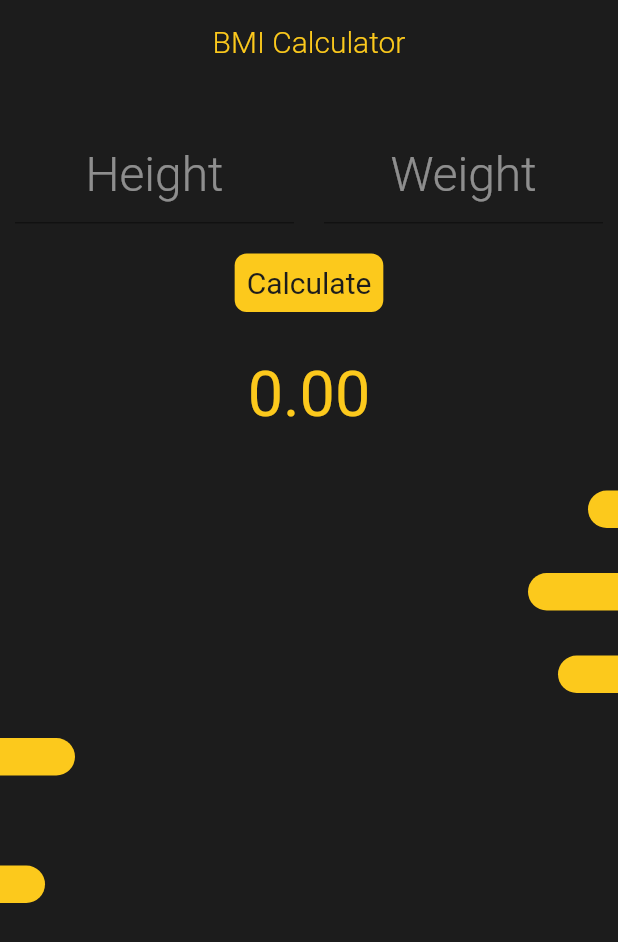
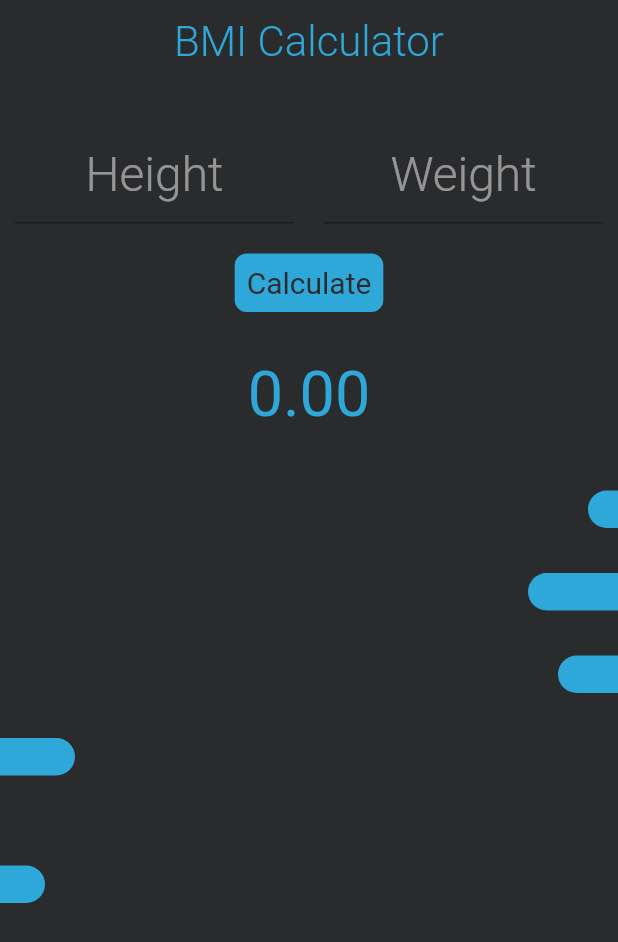
Before and after one commit to Viraj-Tank/SimpleBmiCalculator, a Flutter app: the screen it shows after launch, on a phone screen of 412 x 824 dp. Shown: the top 942 px of the screen. Run offline on Flutter 3.47's test engine with Material 2 defaults, Android fonts, the phone set to English and light mode, and no system bars; our stand-ins replace hexcolor.

Commit message:
- changed color theme - common side bar widget

```diff
--- a/lib/constants/app_constants.dart
+++ b/lib/constants/app_constants.dart
@@ -1,5 +1,20 @@
 import 'package:flutter/material.dart';
 import 'package:hexcolor/hexcolor.dart';
 
-final Color mainHexColor = HexColor("#1c1c1c");
-final Color accentHexColor = HexColor("#fcc91c");
+// final Color mainHexColor = HexColor("#101820");
+// final Color accentHexColor = HexColor("#006B38");
+
+// final Color mainHexColor = HexColor("#1c1c1c");
+// final Color accentHexColor = HexColor("#fcc91c");
+
+// final Color mainHexColor = HexColor("#201C1C");
+// final Color accentHexColor = HexColor("#EC4C37");
+
+// final Color mainHexColor = HexColor("#00203f");
+// final Color accentHexColor = HexColor("#adefd1");
+
+// final Color mainHexColor = HexColor("#2d2926");
+// final Color accentHexColor = HexColor("#e94b3c");
+
+final Color mainHexColor = HexColor("#2a2b2d");
+final Color accentHexColor = HexColor("#2da8d8");
--- a/lib/main.dart
+++ b/lib/main.dart
@@ -16,7 +16,6 @@ class MyApp extends StatelessWidget {
       debugShowCheckedModeBanner: false,
       home: Home(title: 'BMI Calculator'),
       theme: ThemeData(
-        primarySwatch: Colors.yellow,
         visualDensity: VisualDensity.adaptivePlatformDensity,
       ),
     );
--- a/lib/screens/home.dart
+++ b/lib/screens/home.dart
@@ -1,8 +1,7 @@
 import 'package:flutter/cupertino.dart';
+import 'package:flutter/material.dart';
 import 'package:simple_bmi_calculator/constants/app_constants.dart';
-import 'package:flutter/material.dart';
-import 'package:simple_bmi_calculator/widgets/left_bar.dart';
-import 'package:simple_bmi_calculator/widgets/right_bar.dart';
+import 'package:simple_bmi_calculator/widgets/side_bar.dart';
 
 class Home extends StatefulWidget {
   String title;
@@ -33,7 +32,7 @@ class _HomeState extends State<Home> {
         centerTitle: true,
         title: Text(
           title,
-          style: TextStyle(color: accentHexColor, fontWeight: FontWeight.w300),
+          style: TextStyle(color: accentHexColor, fontWeight: FontWeight.w300,fontSize: 28),
         ),
       ),
       body: SingleChildScrollView(
@@ -45,8 +44,7 @@ class _HomeState extends State<Home> {
             mainAxisAlignment: MainAxisAlignment.spaceEvenly,
             children: [
               Container(
-                padding:
-                    EdgeInsets.only(left: 10, top: 0, right: 10, bottom: 0),
+                padding: EdgeInsets.only(left: 10, top: 0, right: 10, bottom: 0),
                 width: MediaQuery.of(context).size.width / 2,
                 child: TextField(
                   controller: _heightController,
@@ -67,8 +65,7 @@ class _HomeState extends State<Home> {
                 ),
               ),
               Container(
-                padding:
-                    EdgeInsets.only(left: 10, top: 0, right: 10, bottom: 0),
+                padding: EdgeInsets.only(left: 10, top: 0, right: 10, bottom: 0),
                 width: MediaQuery.of(context).size.width / 2,
                 child: TextField(
                   controller: _weightController,
@@ -95,10 +92,10 @@ class _HomeState extends State<Home> {
           ),
           GestureDetector(
             onTap: () {
-              if(_heightController.text.isEmpty && _weightController.text.isEmpty){
+              if (_heightController.text.isEmpty && _weightController.text.isEmpty) {
                 ScaffoldMessenger.of(context).showSnackBar(mySnackBar("Please Enter Height & Weight"));
                 return;
-              }else if (_heightController.text.isEmpty) {
+              } else if (_heightController.text.isEmpty) {
                 ScaffoldMessenger.of(context).showSnackBar(mySnackBar("Please Enter Height"));
                 return;
               } else if (_weightController.text.isEmpty) {
@@ -114,7 +111,7 @@ class _HomeState extends State<Home> {
                 } else if (_bmi >= 18.5 && _bmi <= 25) {
                   _result = "Mah man!";
                 } else {
-                  _result = "Eat Somethin Kiddo!";
+                  _result = "Eat Somethin Kid!";
                 }
               });
             },
@@ -127,9 +124,7 @@ class _HomeState extends State<Home> {
                 ),
               ),
               padding: EdgeInsets.all(8),
-              decoration: BoxDecoration(
-                  color: accentHexColor,
-                  borderRadius: BorderRadius.all(Radius.circular(8))),
+              decoration: BoxDecoration(color: accentHexColor, borderRadius: BorderRadius.all(Radius.circular(8))),
             ),
           ),
           SizedBox(
@@ -152,30 +147,74 @@ class _HomeState extends State<Home> {
           SizedBox(
             height: 30,
           ),
-          RightBar(barWidth: 20),
+          SideBar(
+            barHeight: 25,
+            barWidth: 20,
+            align: MainAxisAlignment.end,
+            topLeft: 25,
+            topRight: 0,
+            bottomLeft: 25,
+            bottomRight: 0,
+          ),
           SizedBox(
             height: 30,
           ),
-          RightBar(barWidth: 60),
+          SideBar(
+            barHeight: 25,
+            barWidth: 60,
+            align: MainAxisAlignment.end,
+            topLeft: 25,
+            topRight: 0,
+            bottomLeft: 25,
+            bottomRight: 0,
+          ),
           SizedBox(
             height: 30,
           ),
-          RightBar(barWidth: 40),
+          SideBar(
+            barHeight: 25,
+            barWidth: 40,
+            align: MainAxisAlignment.end,
+            topLeft: 25,
+            topRight: 0,
+            bottomLeft: 25,
+            bottomRight: 0,
+          ),
           SizedBox(
             height: 30,
           ),
-          LeftBar(barWidth: 50),
+          SideBar(
+            barHeight: 25,
+            barWidth: 50,
+            align: MainAxisAlignment.start,
+            topLeft: 0,
+            topRight: 25,
+            bottomLeft: 0,
+            bottomRight: 25,
+          ),
           SizedBox(
             height: 60,
           ),
-          LeftBar(barWidth: 30)
+          SideBar(
+            barHeight: 25,
+            barWidth: 30,
+            align: MainAxisAlignment.start,
+            topLeft: 0,
+            topRight: 25,
+            bottomLeft: 0,
+            bottomRight: 25,
+          )
         ]),
       ),
     );
   }
-  SnackBar mySnackBar(String error){
+
+  SnackBar mySnackBar(String error) {
     return SnackBar(
-      content: Text(error,style: TextStyle(color: mainHexColor),),
+      content: Text(
+        error,
+        style: TextStyle(color: mainHexColor),
+      ),
       dismissDirection: DismissDirection.up,
       behavior: SnackBarBehavior.floating,
       duration: Duration(seconds: 2),
--- a/lib/widgets/left_bar.dart
+++ /dev/null
@@ -1,29 +0,0 @@
-import 'package:flutter/material.dart';
-import 'package:flutter/src/widgets/framework.dart';
-import 'package:flutter/src/foundation/key.dart';
-import 'package:simple_bmi_calculator/constants/app_constants.dart';
-
-class LeftBar extends StatelessWidget {
-  final double barWidth;
-  const LeftBar({Key? key,required this.barWidth}) : super(key: key);
-
-  @override
-  Widget build(BuildContext context) {
-    return Row(
-      mainAxisAlignment: MainAxisAlignment.start,
-      children: [
-        Container(
-          width: barWidth,
-          height: 25,
-          decoration: BoxDecoration(
-              borderRadius: const BorderRadius.only(
-                topRight:  Radius.circular(25),
-                bottomRight: Radius.circular(25)
-              ),
-              color: accentHexColor
-          ),
-        )
-      ],
-    );
-  }
-}
--- a/lib/widgets/right_bar.dart
+++ /dev/null
@@ -1,28 +0,0 @@
-import 'package:flutter/material.dart';
-import 'package:flutter/src/widgets/framework.dart';
-import 'package:flutter/src/foundation/key.dart';
-import 'package:simple_bmi_calculator/constants/app_constants.dart';
-
-class RightBar extends StatelessWidget {
-  final double barWidth;
-  const RightBar({Key? key, required this.barWidth}) : super(key: key);
-
-  @override
-  Widget build(BuildContext context) {
-    return Row(
-      mainAxisAlignment: MainAxisAlignment.end,
-      children: [
-        Container(
-          width: barWidth,
-          height: 25,
-          decoration: BoxDecoration(
-              borderRadius: const BorderRadius.only(
-                topLeft: Radius.circular(25),
-                bottomLeft: Radius.circular(25),
-              ),
-              color: accentHexColor),
-        )
-      ],
-    );
-  }
-}
--- /dev/null
+++ b/lib/widgets/side_bar.dart
@@ -0,0 +1,38 @@
+import 'package:flutter/material.dart';
+import 'package:flutter/src/foundation/key.dart';
+import 'package:flutter/src/widgets/framework.dart';
+import 'package:simple_bmi_calculator/constants/app_constants.dart';
+
+class SideBar extends StatelessWidget {
+  final double barWidth;
+  final double barHeight;
+  final MainAxisAlignment align;
+  double topLeft = 0;
+  double topRight = 0;
+  double bottomLeft = 0;
+  double bottomRight = 0;
+
+  SideBar({Key? key, required this.barHeight, required this.barWidth, required this.align, required this.topLeft, required this.topRight, required this.bottomLeft, required this.bottomRight})
+      : super(key: key);
+
+  @override
+  Widget build(BuildContext context) {
+    return Row(
+      mainAxisAlignment: align,
+      children: [
+        Container(
+          width: barWidth,
+          height: barHeight,
+          decoration: BoxDecoration(
+              borderRadius: BorderRadius.only(
+                topLeft: Radius.circular(topLeft),
+                bottomLeft: Radius.circular(bottomLeft),
+                bottomRight: Radius.circular(bottomRight),
+                topRight: Radius.circular(topRight),
+              ),
+              color: accentHexColor),
+        )
+      ],
+    );
+  }
+}
```
